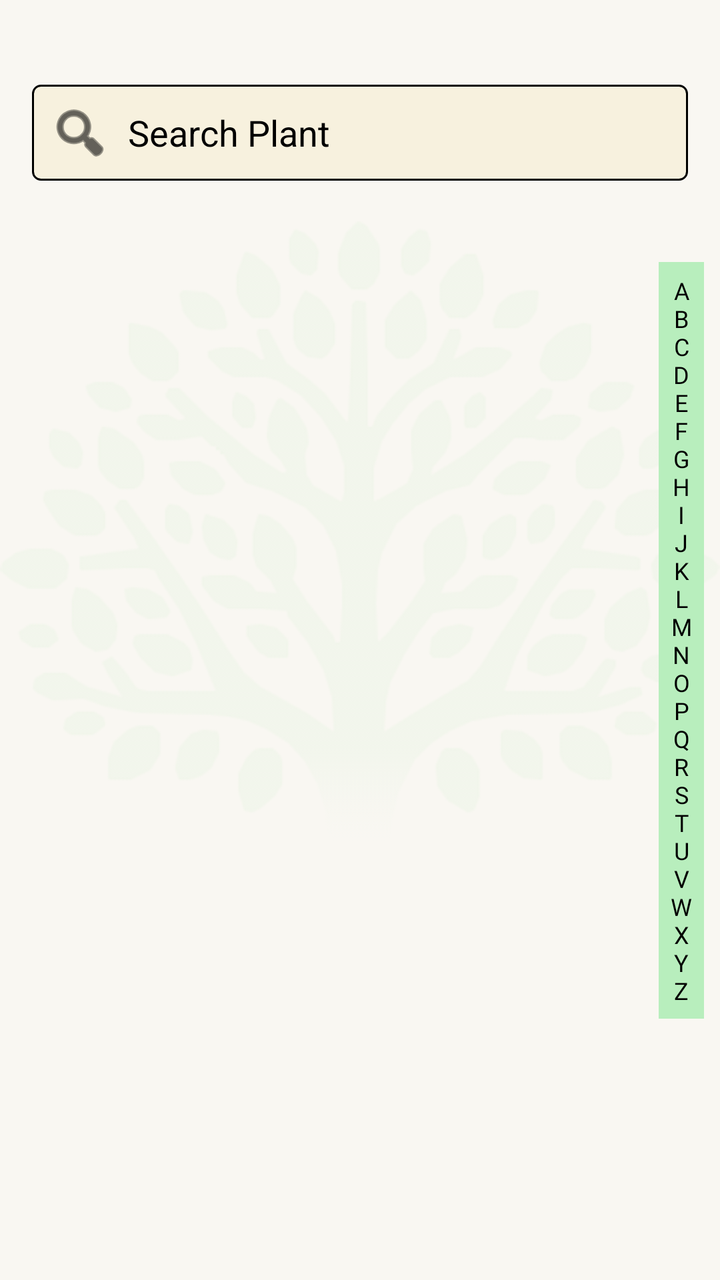
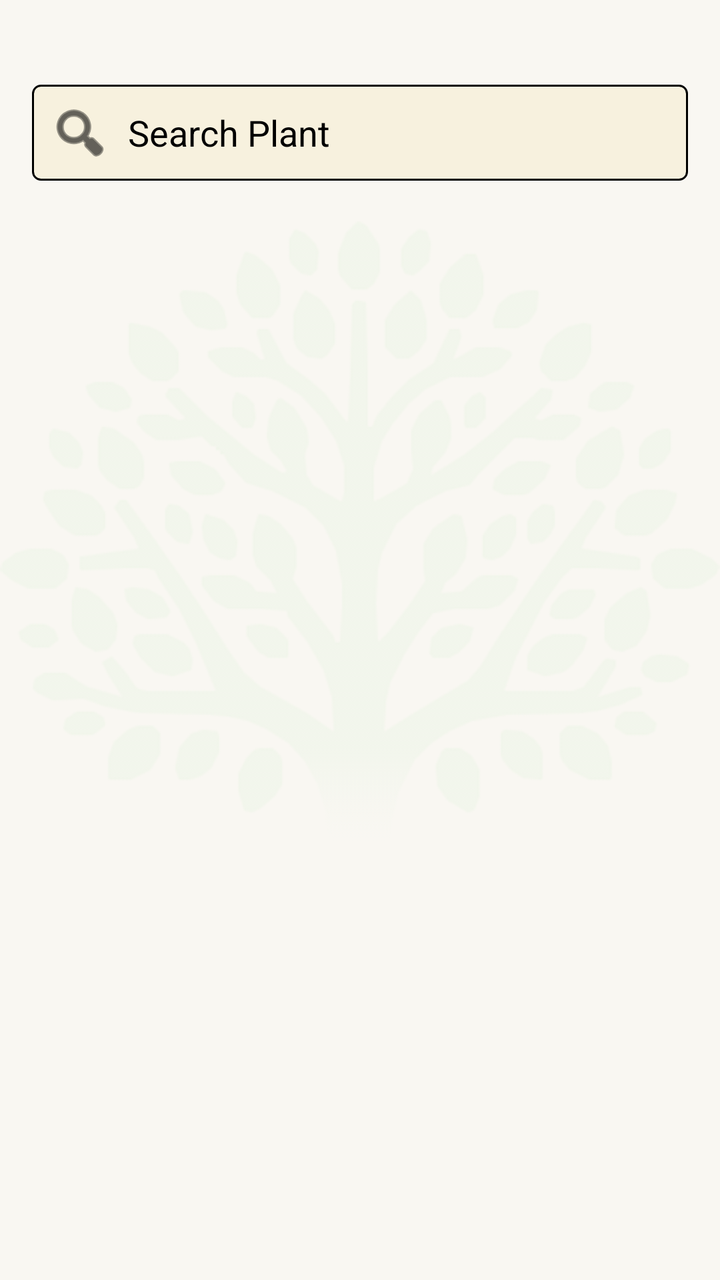

Before-and-after screenshots of an Android layout around one commit, followed by the original layout XML and the change that was made.
<!-- AndroidManifest.xml: application theme Theme.Plantasya_MobileApp -->
<!-- res/layout/fragment_library.xml -->
<?xml version="1.0" encoding="utf-8"?>
<FrameLayout xmlns:android="http://schemas.android.com/apk/res/android"
    xmlns:app="http://schemas.android.com/apk/res-auto"
    xmlns:tools="http://schemas.android.com/tools"
    android:layout_width="match_parent"
    android:layout_height="match_parent"
    tools:context=".LibraryFrag">

    <androidx.constraintlayout.widget.ConstraintLayout
        android:layout_width="match_parent"
        android:layout_height="match_parent"
        android:background="@color/home_bg">

        <ImageView
            android:id="@+id/backgroundTree"
            android:layout_width="0dp"
            android:layout_height="0dp"
            android:alpha="0.2"
            android:scaleType="centerInside"
            android:src="@drawable/background_tree"
            app:layout_constraintBottom_toBottomOf="parent"
            app:layout_constraintEnd_toEndOf="parent"
            app:layout_constraintStart_toStartOf="parent"
            app:layout_constraintTop_toTopOf="parent" />

        <EditText
            android:id="@+id/etSearch"
            android:layout_width="0dp"
            android:layout_height="48dp"
            android:layout_margin="16dp"
            android:background="@drawable/tbx_container"
            android:drawableStart="@android:drawable/ic_menu_search"
            android:drawableTint="@color/black"
            android:drawablePadding="8dp"
            android:hint="Search Plant"
            android:textColorHint="@color/black"
            android:textColor="@color/black"
            android:importantForAutofill="no"
            android:inputType="text"
            android:padding="8dp"
            app:layout_constraintBottom_toBottomOf="parent"
            app:layout_constraintEnd_toEndOf="parent"
            app:layout_constraintStart_toStartOf="parent"
            app:layout_constraintTop_toTopOf="parent"
            app:layout_constraintVertical_bias="0.047" />

        <androidx.recyclerview.widget.RecyclerView
            android:id="@+id/rvPlants"
            android:layout_width="0dp"
            android:layout_height="700dp"
            android:layout_marginStart="50dp"
            android:layout_marginTop="16dp"
            app:layout_constraintBottom_toBottomOf="parent"
            app:layout_constraintEnd_toStartOf="@+id/llAlphabet"
            app:layout_constraintHorizontal_bias="0.0"
            app:layout_constraintStart_toStartOf="parent"
            app:layout_constraintTop_toBottomOf="@+id/etSearch"
            app:layout_constraintVertical_bias="0.0" />

        <LinearLayout
            android:id="@+id/llAlphabet"
            android:layout_width="wrap_content"
            android:layout_height="wrap_content"
            android:layout_marginEnd="8dp"
            android:background="@color/navbar_bg"
            android:orientation="vertical"
            android:padding="4dp"
            app:layout_constraintBottom_toBottomOf="parent"
            app:layout_constraintEnd_toEndOf="parent"
            app:layout_constraintTop_toTopOf="parent">

            <TextView
                android:layout_width="wrap_content"
                android:layout_height="wrap_content"
                android:fontFamily="@font/crimsontext_regular"
                android:padding="2dp"
                android:text="A\nB\nC\nD\nE\nF\nG\nH\nI\nJ\nK\nL\nM\nN\nO\nP\nQ\nR\nS\nT\nU\nV\nW\nX\nY\nZ"
                android:textAlignment="center"
                android:textColor="@color/black"
                android:textSize="12sp" />
        </LinearLayout>

    </androidx.constraintlayout.widget.ConstraintLayout>

</FrameLayout>
<!-- resources referenced by this layout -->
<resources>
  <color name="black">#FF000000</color>
  <color name="home_bg">#F9F7F2</color>
  <color name="navbar_bg">#B8EEBD</color>
  <!-- drawable background_tree: png bitmap (drawable, 96836 bytes) -->
  <!-- drawable tbx_container (drawable) -->
  <?xml version="1.0" encoding="utf-8"?>
  <shape xmlns:android="http://schemas.android.com/apk/res/android"
      android:shape="rectangle">
  
      
      <solid android:color="#F7F1DE" />
  
      
      <stroke
          android:width="1dp"
          android:color="#000000" />
  
      
      <corners android:radius="4dp" />
  
      
      <padding
          android:left="12dp"
          android:top="8dp"
          android:right="12dp"
          android:bottom="8dp" />
  
  </shape>
  <style name="Theme.Plantasya_MobileApp" parent="Base.Theme.Plantasya_MobileApp" />
  <style name="Base.Theme.Plantasya_MobileApp" parent="Theme.Material3.DayNight.NoActionBar">
          
          
      </style>
</resources>

<!-- the commit's change to res/layout/fragment_library.xml (unified diff, before → after) -->
@@ -46,39 +46,14 @@
 
         <androidx.recyclerview.widget.RecyclerView
             android:id="@+id/rvPlants"
-            android:layout_width="0dp"
-            android:layout_height="700dp"
-            android:layout_marginStart="50dp"
+            android:layout_width="428dp"
+            android:layout_height="607dp"
             android:layout_marginTop="16dp"
             app:layout_constraintBottom_toBottomOf="parent"
-            app:layout_constraintEnd_toStartOf="@+id/llAlphabet"
-            app:layout_constraintHorizontal_bias="0.0"
+            app:layout_constraintEnd_toEndOf="parent"
             app:layout_constraintStart_toStartOf="parent"
             app:layout_constraintTop_toBottomOf="@+id/etSearch"
-            app:layout_constraintVertical_bias="0.0" />
-
-        <LinearLayout
-            android:id="@+id/llAlphabet"
-            android:layout_width="wrap_content"
-            android:layout_height="wrap_content"
-            android:layout_marginEnd="8dp"
-            android:background="@color/navbar_bg"
-            android:orientation="vertical"
-            android:padding="4dp"
-            app:layout_constraintBottom_toBottomOf="parent"
-            app:layout_constraintEnd_toEndOf="parent"
-            app:layout_constraintTop_toTopOf="parent">
-
-            <TextView
-                android:layout_width="wrap_content"
-                android:layout_height="wrap_content"
-                android:fontFamily="@font/crimsontext_regular"
-                android:padding="2dp"
-                android:text="A\nB\nC\nD\nE\nF\nG\nH\nI\nJ\nK\nL\nM\nN\nO\nP\nQ\nR\nS\nT\nU\nV\nW\nX\nY\nZ"
-                android:textAlignment="center"
-                android:textColor="@color/black"
-                android:textSize="12sp" />
-        </LinearLayout>
+            app:layout_constraintVertical_bias="0.029" />
 
     </androidx.constraintlayout.widget.ConstraintLayout>
 
<!-- resource entries referenced after the edit -->
@@ -2,7 +2,6 @@
 <resources>
   <color name="black">#FF000000</color>
   <color name="home_bg">#F9F7F2</color>
-  <color name="navbar_bg">#B8EEBD</color>
   <!-- drawable background_tree: png bitmap (drawable, 96836 bytes) -->
   <!-- drawable tbx_container (drawable) -->
   <?xml version="1.0" encoding="utf-8"?>
